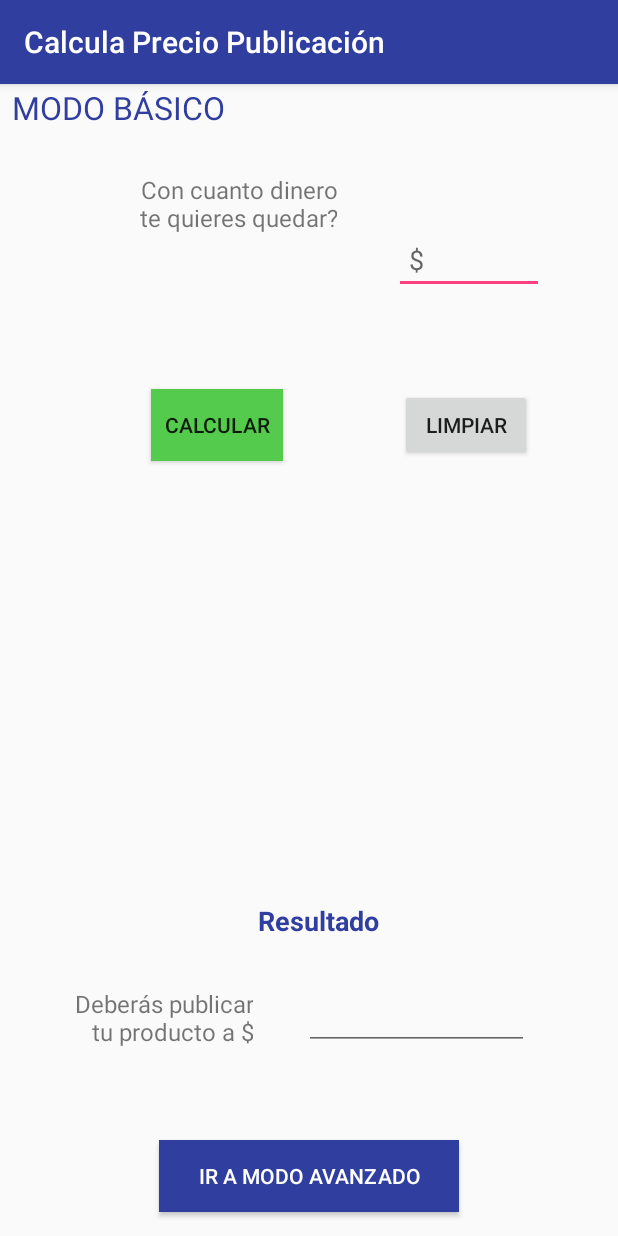
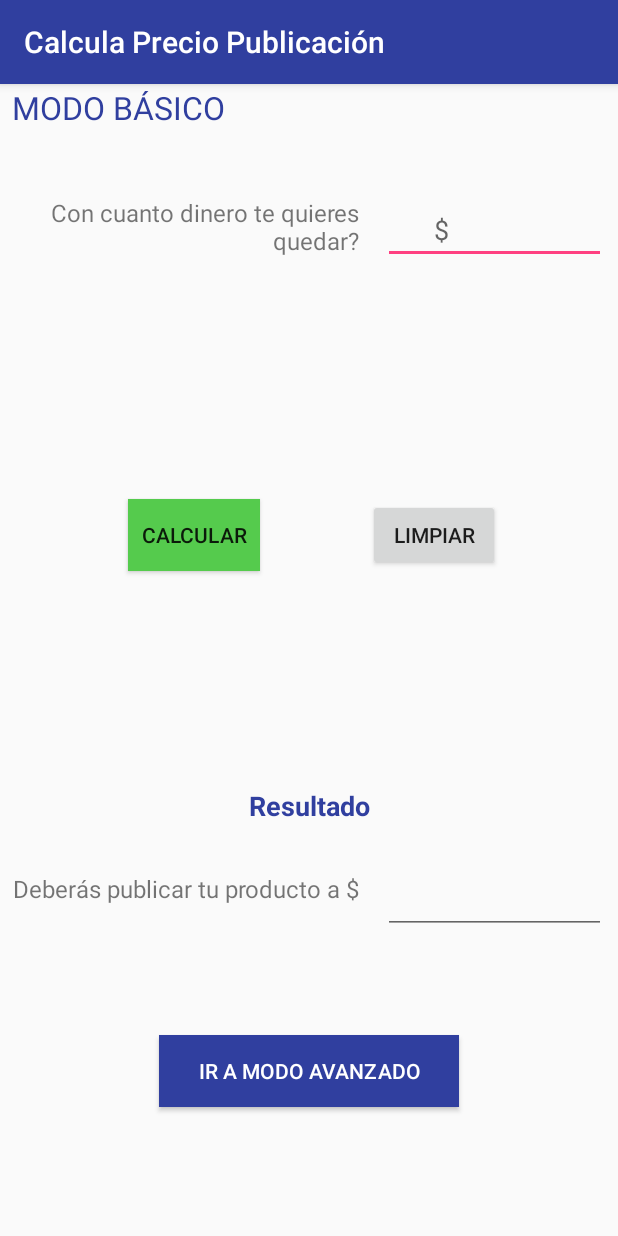
Before and after one commit to BKopellhill/CLW, an Android app: the screen it shows after launch (MainActivity), on a phone screen of 412 x 824 dp. Run offline under Robolectric (Android 15) with nearby library versions, the phone set to English and light mode, and no system bars.

Commit message:
Commit con modificación del Layout Default. Tambien se incluye la primera versión de iconos.

```diff
--- a/app/src/main/res/layout/content_main.xml
+++ b/app/src/main/res/layout/content_main.xml
@@ -11,73 +11,123 @@
     tools:layout_editor_absoluteY="81dp"
     tools:showIn="@layout/activity_main">
 
+    <android.support.constraint.Guideline
+        android:id="@+id/guideline_v60pc"
+        android:layout_width="wrap_content"
+        android:layout_height="wrap_content"
+        android:orientation="vertical"
+        app:layout_constraintGuide_percent="0.6" />
+
+    <TextView
+        android:id="@+id/txtIndAct1"
+        android:layout_width="wrap_content"
+        android:layout_height="41dp"
+        android:layout_marginEnd="8dp"
+        android:layout_marginStart="8dp"
+        android:gravity="right"
+        android:text="@string/strtxtTextoIndicActiv1"
+        android:textAllCaps="true"
+        android:textColor="@color/colorPrimary"
+        android:textSize="21sp"
+        android:typeface="normal"
+        tools:ignore="RtlHardcoded"
+        android:layout_marginLeft="8dp"
+        app:layout_constraintLeft_toLeftOf="parent"
+        app:layout_constraintRight_toLeftOf="@+id/guideline_v60pc"
+        android:layout_marginRight="8dp"
+        app:layout_constraintHorizontal_bias="0.0"
+        app:layout_constraintTop_toTopOf="parent"
+        android:layout_marginTop="1dp" />
+
     <TextView
         android:id="@+id/txtInput"
-        android:layout_width="142dp"
-        android:layout_height="41dp"
+        android:layout_width="0dp"
+        android:layout_height="wrap_content"
+        android:layout_marginEnd="8dp"
+        android:layout_marginLeft="8dp"
+        android:layout_marginRight="16dp"
+        android:layout_marginStart="8dp"
+        android:layout_marginTop="32dp"
+        android:gravity="right"
+        android:text="@string/strtxtTextoInf1"
+        android:textAlignment="textEnd"
+        android:textSize="16sp"
+        app:layout_constraintLeft_toLeftOf="parent"
+        app:layout_constraintRight_toLeftOf="@+id/guideline_v60pc"
+        app:layout_constraintTop_toBottomOf="@+id/txtIndAct1"
+        tools:ignore="RtlHardcoded" />
+
+    <EditText
+        android:id="@+id/edtxtInput"
+        android:layout_width="0dp"
+        android:layout_height="wrap_content"
+        android:layout_alignParentLeft="true"
+        android:layout_alignParentStart="true"
+        android:layout_alignParentTop="true"
+        android:layout_marginEnd="8dp"
+        android:layout_marginStart="8dp"
+        android:ems="10"
+        android:gravity="center"
+        android:hint="@string/txt_ingreso_hint"
+        android:inputType="numberDecimal"
+        app:layout_constraintTop_toTopOf="@+id/txtInput"
+        android:layout_marginTop="0dp"
+        android:layout_marginLeft="8dp"
+        app:layout_constraintLeft_toLeftOf="@+id/guideline_v60pc"
+        android:layout_marginRight="8dp"
+        app:layout_constraintRight_toRightOf="parent"
+        app:layout_constraintHorizontal_bias="0.513" />
+
+    <EditText
+        android:id="@+id/edtxt_resul"
+        android:layout_width="0dp"
+        android:layout_height="wrap_content"
+        android:layout_alignParentLeft="true"
+        android:layout_alignParentStart="true"
+        android:layout_below="@+id/btn_limpiar"
         android:layout_marginEnd="8dp"
         android:layout_marginLeft="8dp"
         android:layout_marginRight="8dp"
         android:layout_marginStart="8dp"
-        android:layout_marginTop="59dp"
-        android:gravity="right"
-        android:text="@string/strtxtTextoInf1"
-        android:textSize="16sp"
-        app:layout_constraintHorizontal_bias="0.716"
-        app:layout_constraintLeft_toLeftOf="parent"
-        app:layout_constraintRight_toLeftOf="@+id/edtxtInput"
-        app:layout_constraintTop_toTopOf="parent"
-        tools:ignore="RtlHardcoded" />
-
-    <EditText
-        android:id="@+id/edtxtInput"
-        android:layout_width="100dp"
-        android:layout_height="wrap_content"
-        android:layout_alignParentLeft="true"
-        android:layout_alignParentStart="true"
-        android:layout_alignParentTop="true"
-        android:layout_marginBottom="8dp"
-        android:layout_marginEnd="8dp"
-        android:layout_marginLeft="8dp"
-        android:layout_marginRight="8dp"
-        android:layout_marginStart="8dp"
-        android:layout_marginTop="8dp"
+        android:clickable="false"
         android:ems="10"
-        android:gravity="center"
-        android:hint="@string/txt_ingreso_hint"
-        android:inputType="numberDecimal"
-        app:layout_constraintBottom_toTopOf="@+id/edtxt_resul"
-        app:layout_constraintHorizontal_bias="0.861"
-        app:layout_constraintLeft_toLeftOf="parent"
-        app:layout_constraintRight_toRightOf="parent"
-        app:layout_constraintTop_toTopOf="parent"
-        app:layout_constraintVertical_bias="0.162" />
-
-    <EditText
-        android:id="@+id/edtxt_resul"
-        android:layout_width="150dp"
-        android:layout_height="wrap_content"
-        android:layout_alignParentLeft="true"
-        android:layout_alignParentStart="true"
-        android:layout_below="@+id/btn_limpiar"
-        android:layout_marginBottom="124dp"
-        android:layout_marginEnd="8dp"
-        android:layout_marginLeft="8dp"
-        android:layout_marginRight="8dp"
-        android:layout_marginStart="8dp"
-        android:ems="10"
+        android:focusable="false"
+        android:focusableInTouchMode="false"
         android:gravity="center_horizontal"
         android:inputType="none"
+        android:longClickable="false"
         android:text=""
         android:textSize="21sp"
-        android:longClickable="false"
-        android:clickable="false"
-        android:focusable="false"
-        android:focusableInTouchMode="false"
-        app:layout_constraintBottom_toBottomOf="parent"
-        app:layout_constraintHorizontal_bias="0.339"
-        app:layout_constraintLeft_toRightOf="@+id/txt_Resul"
-        app:layout_constraintRight_toRightOf="parent" />
+        app:layout_constraintLeft_toLeftOf="@+id/guideline_v60pc"
+        app:layout_constraintRight_toRightOf="parent"
+        android:layout_marginTop="24dp"
+        app:layout_constraintTop_toBottomOf="@+id/txtTitResul"
+        app:layout_constraintHorizontal_bias="0.0" />
+
+    <android.support.constraint.Guideline
+        android:id="@+id/guideline_h35pc"
+        android:layout_width="wrap_content"
+        android:layout_height="wrap_content"
+        android:orientation="horizontal"
+        app:layout_constraintGuide_percent="0.35" />
+
+    <Button
+        android:id="@+id/btn_calc"
+        android:layout_width="wrap_content"
+        android:layout_height="wrap_content"
+        android:layout_below="@+id/edtxtInput"
+        android:layout_marginEnd="8dp"
+        android:layout_marginStart="8dp"
+        android:background="@color/mygreen_btn_color"
+        android:onClick="calculaResultado"
+        android:text="@string/strbtnCalcular"
+        android:layout_marginLeft="8dp"
+        app:layout_constraintLeft_toLeftOf="parent"
+        app:layout_constraintTop_toTopOf="@+id/guideline_h35pc"
+        android:layout_marginTop="8dp"
+        android:layout_marginRight="8dp"
+        app:layout_constraintRight_toRightOf="parent"
+        app:layout_constraintHorizontal_bias="0.25" />
 
     <Button
         android:id="@+id/btn_limpiar"
@@ -87,80 +137,31 @@
         android:layout_alignParentRight="true"
         android:layout_below="@+id/btn_calc"
         android:layout_marginEnd="57dp"
-        android:layout_marginRight="57dp"
-        android:layout_marginTop="63dp"
+        android:layout_marginLeft="8dp"
+        android:layout_marginRight="8dp"
+        android:layout_marginTop="0dp"
         android:onClick="limpiaCampos"
         android:text="@string/strbtnLimpiar"
+        app:layout_constraintHorizontal_bias="0.75"
         app:layout_constraintRight_toRightOf="parent"
-        app:layout_constraintTop_toBottomOf="@+id/edtxtInput"
-        tools:ignore="RtlHardcoded" />
+        app:layout_constraintTop_toTopOf="@+id/btn_calc"
+        tools:ignore="RtlHardcoded"
+        app:layout_constraintLeft_toRightOf="@+id/btn_calc" />
 
-    <Button
-        android:id="@+id/btn_calc"
+    <android.support.constraint.Guideline
+        android:id="@+id/guideline_h60pc"
         android:layout_width="wrap_content"
         android:layout_height="wrap_content"
-        android:layout_below="@+id/edtxtInput"
-        android:layout_marginLeft="8dp"
-        android:layout_marginRight="8dp"
-        android:layout_marginTop="63dp"
-        android:background="@color/mygreen_btn_color"
-        android:onClick="calculaResultado"
-        android:text="@string/strbtnCalcular"
-        app:layout_constraintHorizontal_bias="0.57"
-        app:layout_constraintLeft_toLeftOf="parent"
-        app:layout_constraintRight_toLeftOf="@+id/btn_limpiar"
-        app:layout_constraintTop_toBottomOf="@+id/edtxtInput"
-        android:layout_marginStart="8dp"
-        android:layout_marginEnd="8dp" />
+        android:orientation="horizontal"
+        app:layout_constraintGuide_percent="0.6" />
 
-    <TextView
-        android:id="@+id/txtIndAct1"
-        android:layout_width="wrap_content"
-        android:layout_height="41dp"
-        android:layout_marginLeft="8dp"
-        android:layout_marginRight="8dp"
-        android:layout_marginTop="1dp"
-        android:gravity="right"
-        android:text="@string/strtxtTextoIndicActiv1"
-        android:textAllCaps="true"
-        android:textColor="@color/colorPrimary"
-        android:textSize="21sp"
-        android:typeface="normal"
-        app:layout_constraintHorizontal_bias="0.0"
-        app:layout_constraintLeft_toLeftOf="parent"
-        app:layout_constraintRight_toLeftOf="@+id/edtxtInput"
-        app:layout_constraintTop_toTopOf="parent"
-        tools:ignore="RtlHardcoded"
-        android:layout_marginStart="8dp"
-        android:layout_marginEnd="8dp" />
     <!-- android:textAlignment="textStart"  (Android lo marcó como error de inconsistencia) -->
-
-    <TextView
-        android:id="@+id/txt_Resul"
-        android:layout_width="120dp"
-        android:layout_height="40dp"
-        android:layout_marginLeft="8dp"
-        android:layout_marginRight="8dp"
-        android:gravity="right"
-        android:text="@string/strtxtTitResul"
-        android:textSize="16sp"
-        app:layout_constraintHorizontal_bias="0.32"
-        app:layout_constraintLeft_toLeftOf="parent"
-        app:layout_constraintRight_toLeftOf="@+id/edtxtInput"
-        tools:ignore="RtlHardcoded"
-        app:layout_constraintBottom_toBottomOf="parent"
-        android:layout_marginBottom="126dp"
-        android:layout_marginStart="8dp"
-        android:layout_marginEnd="8dp" />
 
     <TextView
         android:id="@+id/txtTitResul"
         android:layout_width="wrap_content"
         android:layout_height="wrap_content"
-        android:layout_marginBottom="198dp"
         android:layout_marginEnd="8dp"
-        android:layout_marginLeft="8dp"
-        android:layout_marginRight="8dp"
         android:layout_marginStart="8dp"
         android:gravity="right"
         android:text="@string/strtxtResul"
@@ -168,11 +169,33 @@
         android:textColor="@color/colorPrimary"
         android:textSize="18sp"
         android:textStyle="bold"
-        app:layout_constraintBottom_toBottomOf="parent"
-        app:layout_constraintHorizontal_bias="0.95"
-        app:layout_constraintLeft_toLeftOf="@+id/txt_Resul"
-        app:layout_constraintRight_toLeftOf="@+id/btn_limpiar"
-        tools:ignore="RtlHardcoded" />
+        tools:ignore="RtlHardcoded"
+        android:layout_marginLeft="8dp"
+        app:layout_constraintLeft_toLeftOf="parent"
+        android:layout_marginRight="8dp"
+        app:layout_constraintRight_toRightOf="parent"
+        app:layout_constraintHorizontal_bias="0.501"
+        app:layout_constraintTop_toTopOf="@+id/guideline_h60pc"
+        android:layout_marginTop="8dp" />
+
+    <TextView
+        android:id="@+id/txt_Resul"
+        android:layout_width="0dp"
+        android:layout_height="wrap_content"
+        android:layout_marginEnd="8dp"
+        android:layout_marginLeft="8dp"
+        android:layout_marginRight="8dp"
+        android:layout_marginStart="8dp"
+        android:layout_marginTop="8dp"
+        android:gravity="bottom|right"
+        android:text="@string/strtxtTitResul"
+        android:textAlignment="textEnd"
+        android:textSize="16sp"
+        app:layout_constraintLeft_toLeftOf="parent"
+        app:layout_constraintRight_toLeftOf="@+id/guideline_v60pc"
+        app:layout_constraintTop_toTopOf="@+id/edtxt_resul"
+        tools:ignore="RtlHardcoded"
+        app:layout_constraintHorizontal_bias="0.0" />
 
     <Button
         android:id="@+id/btn_Go2_Adv"
@@ -181,7 +204,6 @@
         android:layout_marginBottom="8dp"
         android:layout_marginLeft="8dp"
         android:layout_marginRight="8dp"
-        android:layout_marginTop="8dp"
         android:background="@color/colorPrimary"
         android:onClick="llama_actAdv"
         android:text="@string/strbtnGo2Adv"
@@ -189,7 +211,7 @@
         app:layout_constraintBottom_toBottomOf="parent"
         app:layout_constraintLeft_toLeftOf="parent"
         app:layout_constraintRight_toRightOf="parent"
-        app:layout_constraintTop_toBottomOf="@+id/edtxt_resul"
-        app:layout_constraintVertical_bias="0.866" />
+        android:layout_marginTop="8dp"
+        app:layout_constraintTop_toBottomOf="@+id/txt_Resul" />
 
 </android.support.constraint.ConstraintLayout>
```
Also changed, not shown: app/src/main/ic_launcher-web.png (added), app/src/main/res/mipmap-hdpi/ic_launcher.png, app/src/main/res/mipmap-mdpi/ic_launcher.png, app/src/main/res/mipmap-xhdpi/ic_launcher.png, app/src/main/res/mipmap-xxhdpi/ic_launcher.png, app/src/main/res/mipmap-xxxhdpi/ic_launcher.png.
